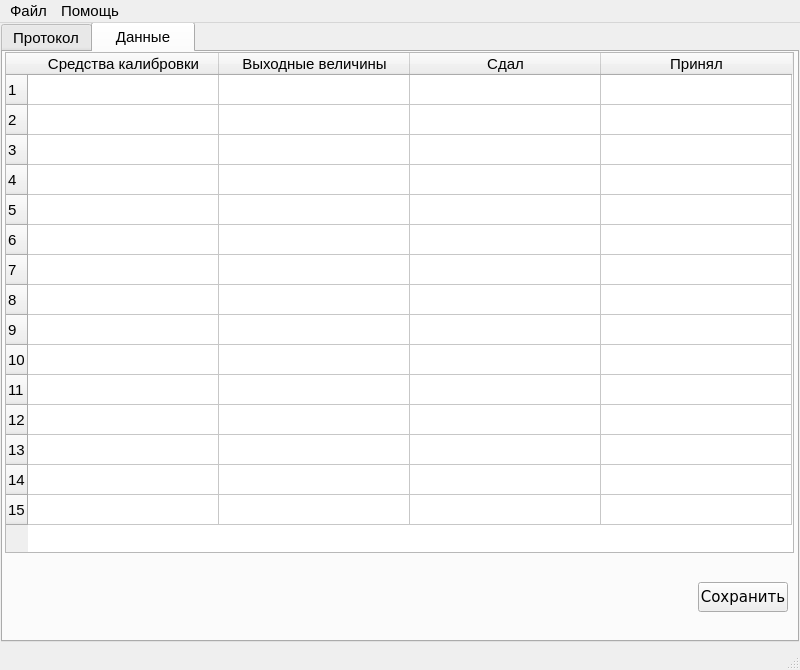
Qt form main.ui (asd192/CalibrationIRT59) before a commit.
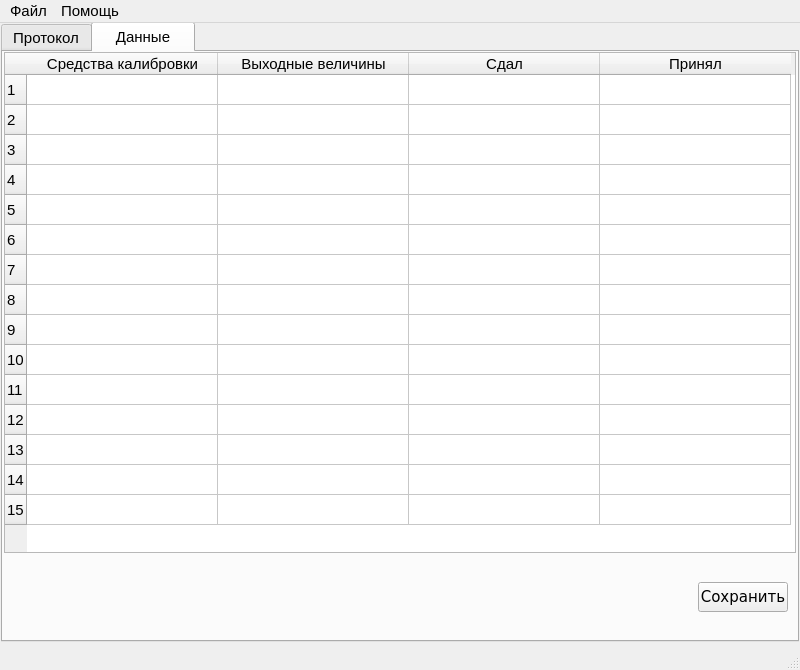
The same form after that commit. The open tabs and pages were chosen to show the change.

Diff of the .ui file:
```diff
--- a/main.ui
+++ b/main.ui
@@ -2834,9 +2834,9 @@
      <widget class="QTableWidget" name="tableWidget_param">
       <property name="geometry">
        <rect>
-        <x>2</x>
+        <x>1</x>
         <y>0</y>
-        <width>789</width>
+        <width>792</width>
         <height>501</height>
        </rect>
       </property>
```
Left out of the diff: 2 changed lines with no effect on the pictures.
